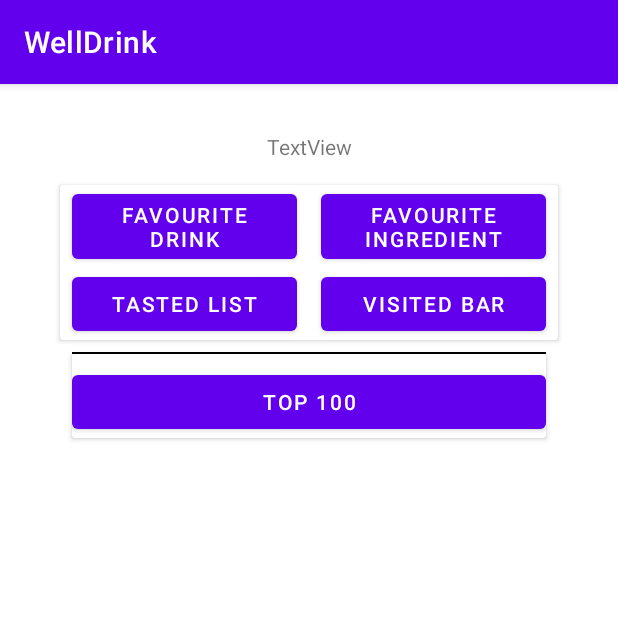
After one commit to AndreaDAmicis22/WellDrinkAppAndroid, an Android app: the ProfileActivity screen opened directly, with no data from a screen before it, on a phone screen of 412 x 824 dp, the top half of it. The commit adds this screen. Run offline under Robolectric (Android 15) with nearby library versions, the phone set to English and light mode, and no system bars.

Commit message:
aggiunti altri layout profilo e ricerca

```diff
--- /dev/null
+++ b/app/src/main/java/com/example/welldrink/ProfileActivity.java
@@ -0,0 +1,14 @@
+package com.example.welldrink;
+
+import androidx.appcompat.app.AppCompatActivity;
+
+import android.os.Bundle;
+
+public class ProfileActivity extends AppCompatActivity {
+
+    @Override
+    protected void onCreate(Bundle savedInstanceState) {
+        super.onCreate(savedInstanceState);
+        setContentView(R.layout.activity_profile);
+    }
+}
--- /dev/null
+++ b/app/src/main/res/layout/activity_profile.xml
@@ -0,0 +1,120 @@
+<?xml version="1.0" encoding="utf-8"?>
+<androidx.constraintlayout.widget.ConstraintLayout xmlns:android="http://schemas.android.com/apk/res/android"
+    xmlns:app="http://schemas.android.com/apk/res-auto"
+    xmlns:tools="http://schemas.android.com/tools"
+    android:layout_width="match_parent"
+    android:layout_height="match_parent"
+    tools:context=".ProfileActivity">
+
+    <androidx.constraintlayout.widget.Guideline
+        android:id="@+id/profile_gdlBegin"
+        android:layout_width="wrap_content"
+        android:layout_height="wrap_content"
+        android:orientation="vertical"
+        app:layout_constraintGuide_begin="16dp" />
+
+    <androidx.constraintlayout.widget.Guideline
+        android:id="@+id/profile_gdlEnd"
+        android:layout_width="wrap_content"
+        android:layout_height="wrap_content"
+        android:orientation="vertical"
+        app:layout_constraintGuide_end="16dp" />
+
+    <ImageView
+        android:id="@+id/profile_profile_img"
+        android:layout_width="wrap_content"
+        android:layout_height="wrap_content"
+        android:layout_marginTop="16dp"
+        app:layout_constraintEnd_toEndOf="parent"
+        app:layout_constraintStart_toStartOf="parent"
+        app:layout_constraintTop_toTopOf="parent"
+        tools:srcCompat="@tools:sample/avatars" />
+
+    <TextView
+        android:id="@+id/profile_txtNameProfile"
+        android:layout_width="wrap_content"
+        android:layout_height="wrap_content"
+        android:layout_marginTop="16dp"
+        android:text="TextView"
+        app:layout_constraintEnd_toStartOf="@+id/profile_gdlEnd"
+        app:layout_constraintStart_toStartOf="@+id/profile_gdlBegin"
+        app:layout_constraintTop_toBottomOf="@id/profile_profile_img" />
+
+    <androidx.cardview.widget.CardView
+        android:id="@+id/profile_info_card"
+        android:layout_width="wrap_content"
+        android:layout_height="wrap_content"
+        android:layout_marginTop="16dp"
+        app:layout_constraintEnd_toStartOf="@+id/profile_gdlEnd"
+        app:layout_constraintStart_toStartOf="@+id/profile_gdlBegin"
+        app:layout_constraintTop_toBottomOf="@id/profile_txtNameProfile">
+
+        <androidx.gridlayout.widget.GridLayout
+            android:id="@+id/profile_grdLeaderboard"
+            android:layout_width="wrap_content"
+            android:layout_height="wrap_content"
+            app:columnCount="2"
+            app:rowCount="2">
+
+            <Button
+                android:id="@+id/profile_grd_btnFavouriteDrink"
+                android:layout_width="150dp"
+                android:layout_height="wrap_content"
+                android:layout_marginStart="8dp"
+                android:layout_marginEnd="8dp"
+                android:text="@string/profile_grd_btnFavouriteDrink" />
+
+            <Button
+                android:id="@+id/profile_grd_btnFavouriteIngredient"
+                android:layout_width="150dp"
+                android:layout_height="wrap_content"
+                android:layout_marginStart="8dp"
+                android:layout_marginEnd="8dp"
+                android:text="@string/profile_grd_btnFavouriteIngredient" />
+
+            <Button
+                android:id="@+id/profile_grd_btnTastedList"
+                android:layout_width="150dp"
+                android:layout_height="wrap_content"
+                android:layout_marginStart="8dp"
+                android:layout_marginEnd="8dp"
+                android:text="@string/profile_grd_btnTastedList" />
+
+            <Button
+                android:id="@+id/profile_grd_btnVisitedBar"
+                android:layout_width="150dp"
+                android:layout_height="wrap_content"
+                android:layout_marginStart="8dp"
+                android:layout_marginEnd="8dp"
+                android:text="@string/profile_grd_btnVisitedBar" />
+        </androidx.gridlayout.widget.GridLayout>
+
+    </androidx.cardview.widget.CardView>
+
+    <androidx.cardview.widget.CardView
+        android:id="@+id/cardView"
+        android:layout_width="wrap_content"
+        android:layout_height="wrap_content"
+        app:layout_constraintEnd_toEndOf="@id/profile_gdlEnd"
+        app:layout_constraintStart_toStartOf="@id/profile_gdlBegin"
+        app:layout_constraintTop_toBottomOf="@+id/view2">
+
+        <Button
+            android:id="@+id/profile_btnTop100"
+            android:layout_width="316dp"
+            android:layout_height="wrap_content"
+            android:layout_marginTop="8dp"
+            android:text="@string/profile_btnTop100" />
+    </androidx.cardview.widget.CardView>
+
+    <View
+        android:id="@+id/view2"
+        android:layout_width="316dp"
+        android:layout_height="1dp"
+        android:layout_marginTop="8dp"
+        android:background="#000000"
+        app:layout_constraintEnd_toEndOf="@id/profile_gdlEnd"
+        app:layout_constraintStart_toStartOf="@id/profile_gdlBegin"
+        app:layout_constraintTop_toBottomOf="@+id/profile_info_card" />
+
+</androidx.constraintlayout.widget.ConstraintLayout>
--- a/app/src/main/res/values/strings.xml
+++ b/app/src/main/res/values/strings.xml
@@ -2,7 +2,7 @@
     <string name="app_name">WellDrink</string>
     <string name="home_inpSearch">Search</string>
     <string name="home_favouriteIngredient">Favourite ingredient</string>
-    <string name="home_favoriteIngredientValue">Redbull</string>
+    <string name="home_favoriteIngredientValue">Soda</string>
     <string name="home_random_txtTitle">Cuba Libre</string>
     <string name="home_random_txtValue">Drink cubano</string>
     <string name="first_txtSubtitle">Choose favourite</string>
@@ -11,4 +11,15 @@
     <string name="first_card2_txt">Gin</string>
     <string name="first_card3_txt">Vodka</string>
     <string name="first_card4_txt">Rum</string>
+    <string name="first_btnPrevious">Previous</string>
+    <string name="first_btnNext">Next</string>
+    <string name="research_filter_btnIngredient">Ingredient</string>
+    <string name="research_filter_btnName">Name</string>
+    <string name="research_filter_btnTaste">Taste</string>
+    <string name="research_filter_btnGlass">Glass</string>
+    <string name="profile_grd_btnFavouriteDrink">Favourite Drink</string>
+    <string name="profile_grd_btnFavouriteIngredient">Favourite Ingredient</string>
+    <string name="profile_grd_btnTastedList">Tasted List</string>
+    <string name="profile_grd_btnVisitedBar">Visited Bar</string>
+    <string name="profile_btnTop100">Top 100</string>
 </resources>
```
Also changed, not shown: app/src/main/AndroidManifest.xml (+14 -0 lines), app/src/main/java/com/example/welldrink/ResearchActivity.java (added, +14 -0 lines), app/src/main/res/layout/activity_first_start.xml (+36 -5 lines), app/src/main/res/layout/activity_main.xml (+6 -6 lines), app/src/main/res/layout/activity_research.xml (added, +109 -0 lines).
